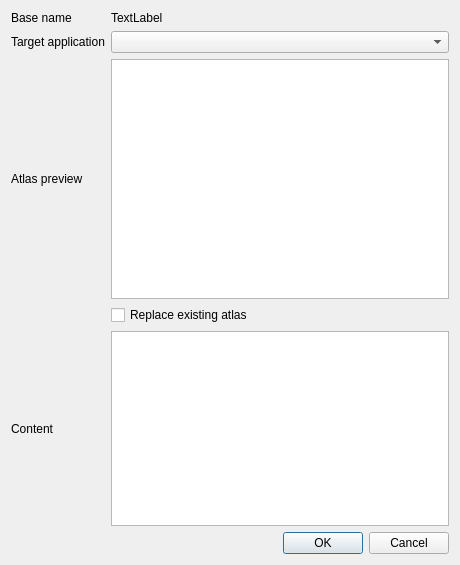
Old version of the form SpriteStudio/src/extractor/jsonExtractordialog.ui in the repository oktailb/SpriteStudio.
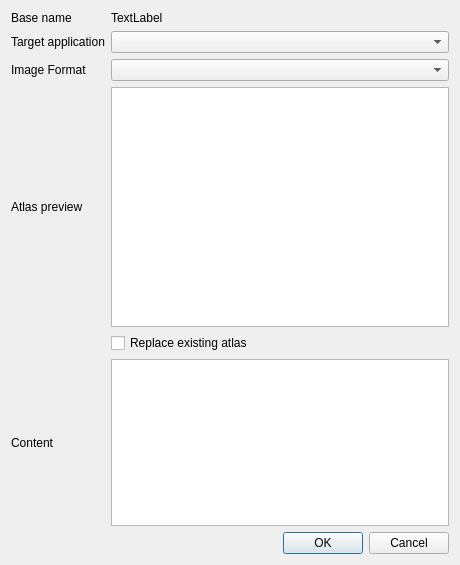
New version of the form.

Commit message: Add export control for image format

What changed in the file:
```diff
--- a/SpriteStudio/src/extractor/jsonExtractordialog.ui
+++ b/SpriteStudio/src/extractor/jsonExtractordialog.ui
@@ -23,20 +23,6 @@
    <bool>false</bool>
   </property>
   <layout class="QGridLayout" name="gridLayout">
-   <item row="0" column="0">
-    <widget class="QLabel" name="baseNameLabel">
-     <property name="text">
-      <string>Base name</string>
-     </property>
-    </widget>
-   </item>
-   <item row="0" column="1">
-    <widget class="QLabel" name="baseName">
-     <property name="text">
-      <string>TextLabel</string>
-     </property>
-    </widget>
-   </item>
    <item row="1" column="0">
     <widget class="QLabel" name="targetAppLabel">
      <property name="text">
@@ -44,17 +30,24 @@
      </property>
     </widget>
    </item>
-   <item row="1" column="1">
-    <widget class="QComboBox" name="targetFormat"/>
-   </item>
-   <item row="2" column="0">
+   <item row="3" column="0">
     <widget class="QLabel" name="atlasPreviewLabel">
      <property name="text">
       <string>Atlas preview</string>
      </property>
     </widget>
    </item>
-   <item row="2" column="1">
+   <item row="1" column="1">
+    <widget class="QComboBox" name="targetFormat"/>
+   </item>
+   <item row="5" column="0">
+    <widget class="QLabel" name="contentLabel">
+     <property name="text">
+      <string>Content</string>
+     </property>
+    </widget>
+   </item>
+   <item row="3" column="1">
     <widget class="QGraphicsView" name="preview">
      <property name="enabled">
       <bool>true</bool>
@@ -73,28 +66,7 @@
      </property>
     </widget>
    </item>
-   <item row="3" column="1">
-    <widget class="QCheckBox" name="replaceExistingAtlas">
-     <property name="text">
-      <string>Replace existing atlas</string>
-     </property>
-    </widget>
-   </item>
-   <item row="4" column="0">
-    <widget class="QLabel" name="contentLabel">
-     <property name="text">
-      <string>Content</string>
-     </property>
-    </widget>
-   </item>
-   <item row="4" column="1">
-    <widget class="QListWidget" name="animations">
-     <property name="selectionMode">
-      <enum>QAbstractItemView::SelectionMode::MultiSelection</enum>
-     </property>
-    </widget>
-   </item>
-   <item row="5" column="0" colspan="2">
+   <item row="6" column="0" colspan="2">
     <widget class="QDialogButtonBox" name="buttonBox">
      <property name="orientation">
       <enum>Qt::Orientation::Horizontal</enum>
@@ -104,6 +76,44 @@
      </property>
     </widget>
    </item>
+   <item row="0" column="1">
+    <widget class="QLabel" name="baseName">
+     <property name="text">
+      <string>TextLabel</string>
+     </property>
+    </widget>
+   </item>
+   <item row="5" column="1">
+    <widget class="QListWidget" name="animations">
+     <property name="selectionMode">
+      <enum>QAbstractItemView::SelectionMode::MultiSelection</enum>
+     </property>
+    </widget>
+   </item>
+   <item row="4" column="1">
+    <widget class="QCheckBox" name="replaceExistingAtlas">
+     <property name="text">
+      <string>Replace existing atlas</string>
+     </property>
+    </widget>
+   </item>
+   <item row="0" column="0">
+    <widget class="QLabel" name="baseNameLabel">
+     <property name="text">
+      <string>Base name</string>
+     </property>
+    </widget>
+   </item>
+   <item row="2" column="0">
+    <widget class="QLabel" name="label">
+     <property name="text">
+      <string>Image Format</string>
+     </property>
+    </widget>
+   </item>
+   <item row="2" column="1">
+    <widget class="QComboBox" name="imageFormats"/>
+   </item>
   </layout>
  </widget>
  <resources/>
```
The commit also changes 2 other files.
